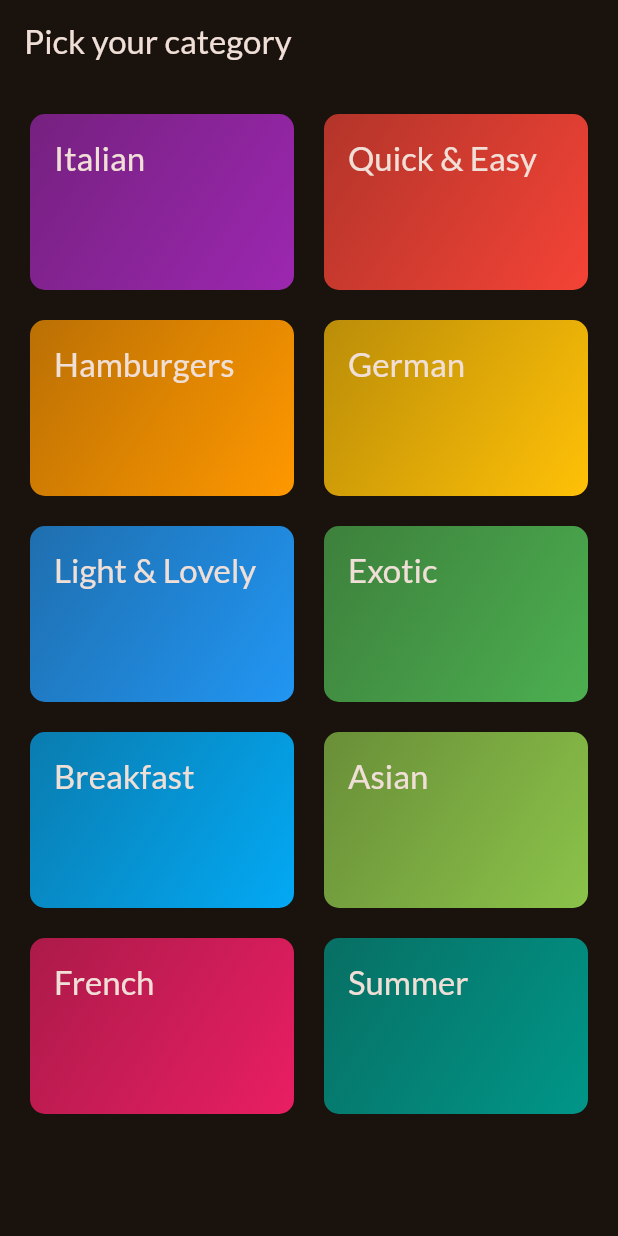
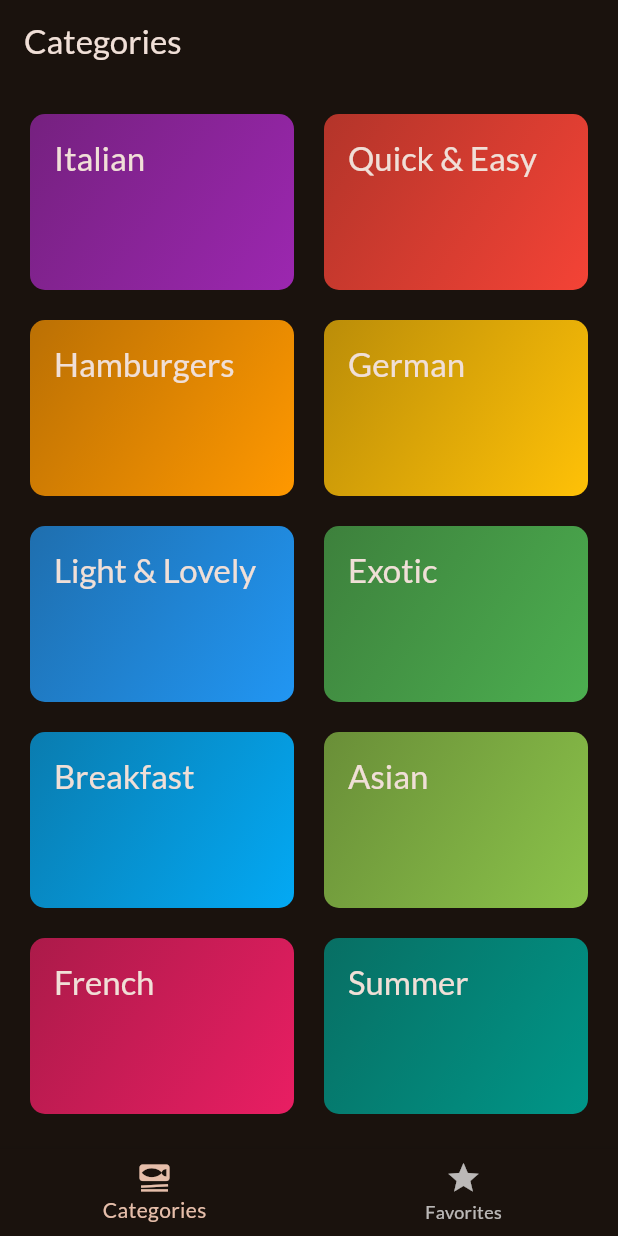
Before and after one commit to Petrichor-hl/Meals-App, a Flutter app: the screen it shows after launch, on a phone screen of 412 x 824 dp. Run offline on Flutter 3.47's test engine with Material 2 defaults, Android fonts, the phone set to English and light mode, and no system bars; our stand-ins replace google_fonts, transparent_image.

Commit message:
add favorites screen

```diff
--- a/lib/main.dart
+++ b/lib/main.dart
@@ -1,6 +1,6 @@
 import 'package:flutter/material.dart';
 import 'package:google_fonts/google_fonts.dart';
-import 'package:meals_app/screens/categories.dart';
+import 'package:meals_app/screens/tabs.dart';
 
 void main() {
   runApp(const MyApp());
@@ -20,7 +20,7 @@ class MyApp extends StatelessWidget {
         useMaterial3: true,
         textTheme: GoogleFonts.latoTextTheme(),
       ),
-      home: const CategoriesScreen(),
+      home: const TabsScreen(),
       debugShowCheckedModeBanner: false,
     );
   }
--- a/lib/screens/categories.dart
+++ b/lib/screens/categories.dart
@@ -23,11 +23,7 @@ class CategoriesScreen extends StatelessWidget {
 
   @override
   Widget build(BuildContext context) {
-    return Scaffold(
-      appBar: AppBar(
-        title: const Text('Pick your category'),
-      ),
-      body: GridView(
+    return GridView(
       padding: const EdgeInsets.all(20),
       gridDelegate: const SliverGridDelegateWithFixedCrossAxisCount(
         crossAxisCount: 2,
@@ -44,7 +40,6 @@ class CategoriesScreen extends StatelessWidget {
             },
           )
       ],
-      ),
     );
   }
 }
--- a/lib/screens/meal_details.dart
+++ b/lib/screens/meal_details.dart
@@ -14,7 +14,9 @@ class MealDetailsScreen extends StatelessWidget {
     return Scaffold(
       appBar: AppBar(
         title: Text(meal.title),
-        actions: [IconButton(onPressed: () {}, icon: const Icon(Icons.star))],
+        actions: [
+          IconButton(onPressed: () {}, icon: const Icon(Icons.star)),
+        ],
       ),
       body: SafeArea(
         child: SingleChildScrollView(
--- a/lib/screens/meals.dart
+++ b/lib/screens/meals.dart
@@ -4,9 +4,13 @@ import 'package:meals_app/screens/meal_details.dart';
 import 'package:meals_app/widgets/meal_item.dart';
 
 class MealsScreen extends StatelessWidget {
-  const MealsScreen({super.key, required this.title, required this.meals});
+  const MealsScreen({
+    super.key,
+    this.title,
+    required this.meals,
+  });
 
-  final String title;
+  final String? title;
   final List<Meal> meals;
 
   void _onSelectMeal(BuildContext context, Meal meal) {
@@ -51,10 +55,13 @@ class MealsScreen extends StatelessWidget {
             itemCount: meals.length,
           );
 
-    return Scaffold(
-        appBar: AppBar(
-          title: Text(title),
-        ),
-        body: content);
+    return title == null
+        ? content
+        : Scaffold(
+            appBar: AppBar(
+              title: Text(title!),
+            ),
+            body: content,
+          );
   }
 }
--- /dev/null
+++ b/lib/screens/tabs.dart
@@ -0,0 +1,106 @@
+import 'package:flutter/material.dart';
+import 'package:meals_app/models/meal.dart';
+import 'package:meals_app/screens/categories.dart';
+import 'package:meals_app/screens/meals.dart';
+
+class TabsScreen extends StatefulWidget {
+  const TabsScreen({super.key});
+
+  @override
+  State<TabsScreen> createState() => _TabsScreenState();
+}
+
+class _TabsScreenState extends State<TabsScreen> {
+  int _selectedPageIndex = 0;
+
+  @override
+  Widget build(BuildContext context) {
+    return Scaffold(
+      appBar: AppBar(
+        title: Text(_selectedPageIndex == 0 ? 'Categories' : 'Farvorites'),
+      ),
+      body: _selectedPageIndex == 0
+          ? const CategoriesScreen()
+          : const MealsScreen(meals: [
+              Meal(
+                id: 'm2',
+                categories: [
+                  'c2',
+                ],
+                title: 'Toast Hawaii',
+                affordability: Affordability.affordable,
+                complexity: Complexity.simple,
+                imageUrl:
+                    'https://cdn.pixabay.com/photo/2018/07/11/21/51/toast-3532016_1280.jpg',
+                duration: 10,
+                ingredients: [
+                  '1 Slice White Bread',
+                  '1 Slice Ham',
+                  '1 Slice Pineapple',
+                  '1-2 Slices of Cheese',
+                  'Butter'
+                ],
+                steps: [
+                  'Butter one side of the white bread',
+                  'Layer ham, the pineapple and cheese on the white bread',
+                  'Bake the toast for round about 10 minutes in the oven at 200°C'
+                ],
+                isGlutenFree: false,
+                isVegan: false,
+                isVegetarian: false,
+                isLactoseFree: false,
+              ),
+              Meal(
+                id: 'm3',
+                categories: [
+                  'c2',
+                  'c3',
+                ],
+                title: 'Classic Hamburger',
+                affordability: Affordability.pricey,
+                complexity: Complexity.simple,
+                imageUrl:
+                    'https://cdn.pixabay.com/photo/2014/10/23/18/05/burger-500054_1280.jpg',
+                duration: 45,
+                ingredients: [
+                  '300g Cattle Hack',
+                  '1 Tomato',
+                  '1 Cucumber',
+                  '1 Onion',
+                  'Ketchup',
+                  '2 Burger Buns'
+                ],
+                steps: [
+                  'Form 2 patties',
+                  'Fry the patties for c. 4 minutes on each side',
+                  'Quickly fry the buns for c. 1 minute on each side',
+                  'Bruch buns with ketchup',
+                  'Serve burger with tomato, cucumber and onion'
+                ],
+                isGlutenFree: false,
+                isVegan: false,
+                isVegetarian: false,
+                isLactoseFree: true,
+              ),
+            ]),
+      bottomNavigationBar: BottomNavigationBar(
+        items: const [
+          BottomNavigationBarItem(
+            icon: Icon(Icons.set_meal),
+            label: 'Categories',
+          ),
+          BottomNavigationBarItem(
+            icon: Icon(Icons.star),
+            label: 'Favorites',
+          ),
+        ],
+        currentIndex: _selectedPageIndex,
+        onTap: (index) {
+          setState(() {
+            _selectedPageIndex = index;
+          });
+        },
+      ),
+    );
+  }
+}
```
Lines whose indentation alone changed are shown as unchanged.
